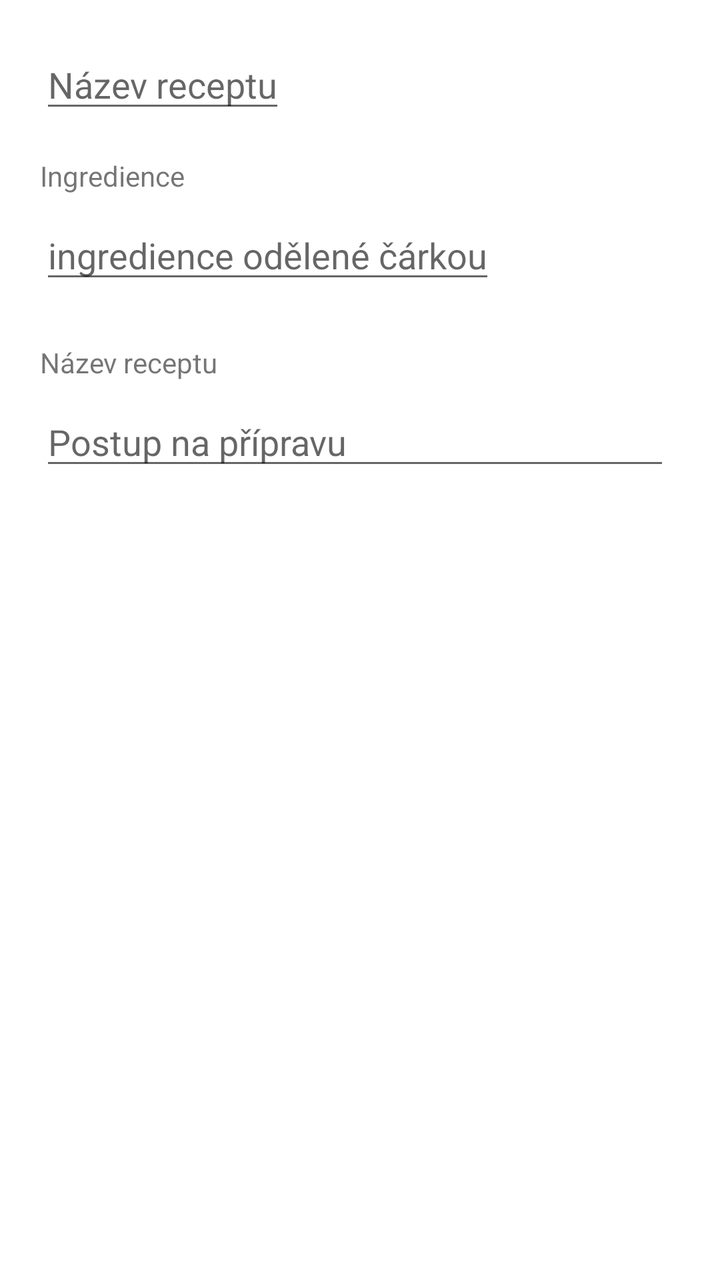
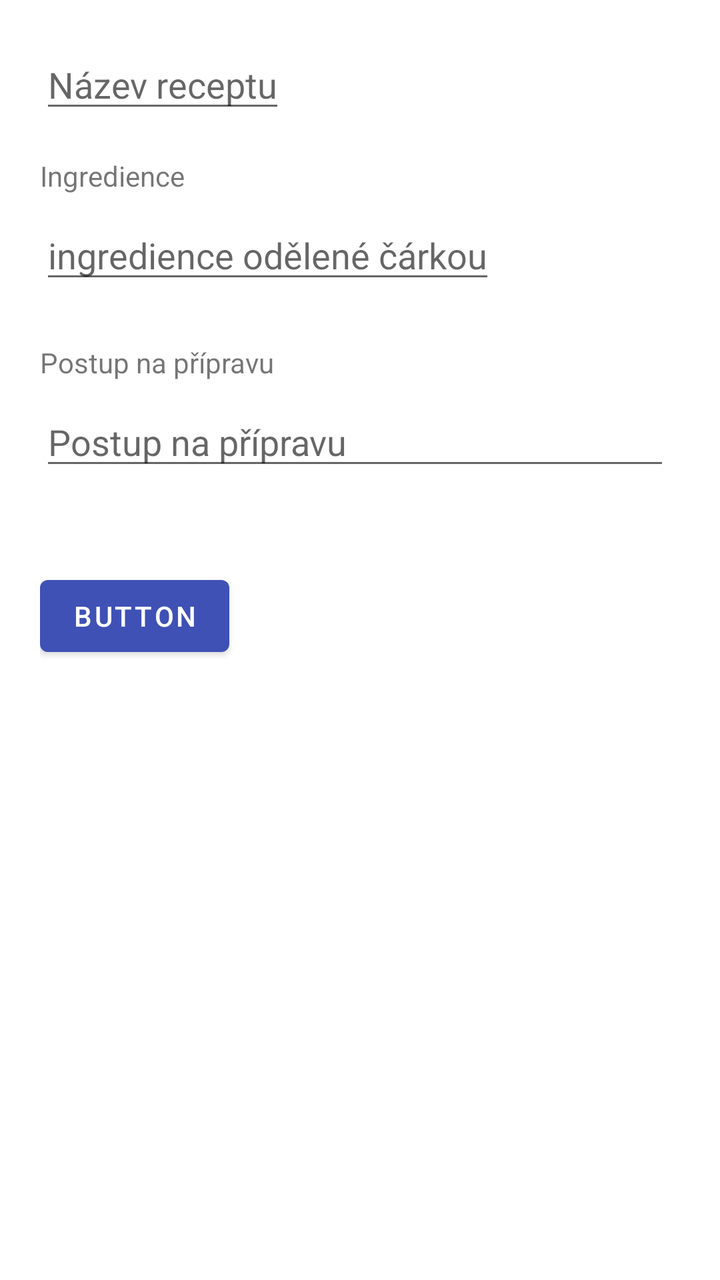

The first picture is an Android layout as it rendered before a commit; the second is the same layout after the commit. The layout source and the unified diff follow.
<!-- AndroidManifest.xml: application theme Theme.Recepty -->
<!-- res/layout/fragment_novy_recept.xml -->
<?xml version="1.0" encoding="utf-8"?>
<androidx.core.widget.NestedScrollView xmlns:android="http://schemas.android.com/apk/res/android"
    xmlns:app="http://schemas.android.com/apk/res-auto"
    xmlns:tools="http://schemas.android.com/tools"
    android:layout_width="match_parent"
    android:layout_height="match_parent"
    tools:context=".NovyRecept"
    tools:ignore="SpeakableTextPresentCheck">

    <androidx.constraintlayout.widget.ConstraintLayout
        android:layout_width="match_parent"
        android:layout_height="match_parent"
        android:padding="@dimen/layoutMargin">

        <EditText
            android:id="@+id/editTextTextPersonName"
            android:layout_width="wrap_content"
            android:layout_height="wrap_content"
            android:hint="@string/Nazev_receptu"
            android:inputType="textPersonName"
            app:layout_constraintStart_toStartOf="parent"
            app:layout_constraintTop_toTopOf="parent"
            app:layout_wrapBehaviorInParent="horizontal_only" />

        <TextView
            android:id="@+id/textView5"
            android:layout_width="wrap_content"
            android:layout_height="wrap_content"
            android:layout_marginBottom="8dp"
            android:text="@string/ingredienceLabel"
            app:layout_constraintBottom_toTopOf="@+id/editTextTextPersonName3"
            app:layout_constraintStart_toStartOf="@+id/editTextTextPersonName3" />

        <EditText
            android:id="@+id/editTextTextPersonName3"
            android:layout_width="wrap_content"
            android:layout_height="wrap_content"
            android:layout_marginTop="44dp"
            android:hint="@string/Ingredience"
            android:inputType="textMultiLine"
            app:layout_constraintStart_toStartOf="parent"
            app:layout_constraintTop_toBottomOf="@+id/editTextTextPersonName" />

        <EditText
            android:id="@+id/editTextTextMultiLine"
            android:layout_width="wrap_content"
            android:layout_height="wrap_content"
            android:layout_marginTop="52dp"
            android:ems="15"
            android:gravity="start|top"
            android:hint="@string/Postup_pripravy"
            android:inputType="textMultiLine"
            app:layout_constraintStart_toStartOf="parent"
            app:layout_constraintTop_toBottomOf="@+id/editTextTextPersonName3" />

        <TextView
            android:id="@+id/textView6"
            android:layout_width="wrap_content"
            android:layout_height="wrap_content"
            android:layout_marginBottom="8dp"
            android:text="@string/Nazev_receptu"
            app:layout_constraintBottom_toTopOf="@+id/editTextTextMultiLine"
            app:layout_constraintStart_toStartOf="parent" />

    </androidx.constraintlayout.widget.ConstraintLayout>
</androidx.core.widget.NestedScrollView>
<!-- resources referenced by this layout -->
<resources>
  <dimen name="layoutMargin">20dp</dimen>
  <string name="Ingredience">ingredience odělené čárkou</string>
  <string name="Nazev_receptu">Název receptu</string>
  <string name="Postup_pripravy">Postup na přípravu</string>
  <string name="ingredienceLabel">Ingredience</string>
  <style name="Theme.Recepty" parent="Theme.MaterialComponents.DayNight.DarkActionBar">
          
          <item name="colorPrimary">@color/purple_500</item>
          <item name="colorPrimaryVariant">@color/purple_700</item>
          <item name="colorOnPrimary">@color/white</item>
          
          <item name="colorSecondary">@color/teal_200</item>
          <item name="colorSecondaryVariant">@color/teal_700</item>
          <item name="colorOnSecondary">@color/black</item>
          
          <item name="android:statusBarColor" tools:targetApi="l">?attr/colorPrimaryVariant</item>
          
      </style>
  <color name="purple_500">#3F51B5</color>
  <color name="purple_700">#226BD8</color>
  <color name="white">#FFFFFFFF</color>
  <color name="teal_200">#FF03DAC5</color>
  <color name="teal_700">#FF018786</color>
  <color name="black">#FF000000</color>
</resources>

<!-- the commit's change to res/layout/fragment_novy_recept.xml (unified diff, before → after) -->
@@ -13,11 +13,11 @@
         android:padding="@dimen/layoutMargin">
 
         <EditText
-            android:id="@+id/editTextTextPersonName"
+            android:id="@+id/nazev_receptu"
             android:layout_width="wrap_content"
             android:layout_height="wrap_content"
             android:hint="@string/Nazev_receptu"
-            android:inputType="textPersonName"
+            android:inputType="none"
             app:layout_constraintStart_toStartOf="parent"
             app:layout_constraintTop_toTopOf="parent"
             app:layout_wrapBehaviorInParent="horizontal_only" />
@@ -28,39 +28,48 @@
             android:layout_height="wrap_content"
             android:layout_marginBottom="8dp"
             android:text="@string/ingredienceLabel"
-            app:layout_constraintBottom_toTopOf="@+id/editTextTextPersonName3"
-            app:layout_constraintStart_toStartOf="@+id/editTextTextPersonName3" />
+            app:layout_constraintBottom_toTopOf="@+id/ingredience_text"
+            app:layout_constraintStart_toStartOf="@+id/ingredience_text" />
 
         <EditText
-            android:id="@+id/editTextTextPersonName3"
+            android:id="@+id/ingredience_text"
             android:layout_width="wrap_content"
             android:layout_height="wrap_content"
             android:layout_marginTop="44dp"
             android:hint="@string/Ingredience"
-            android:inputType="textMultiLine"
+            android:inputType="none"
             app:layout_constraintStart_toStartOf="parent"
-            app:layout_constraintTop_toBottomOf="@+id/editTextTextPersonName" />
+            app:layout_constraintTop_toBottomOf="@+id/nazev_receptu" />
 
         <EditText
-            android:id="@+id/editTextTextMultiLine"
+            android:id="@+id/postup_na_pripravu_text"
             android:layout_width="wrap_content"
             android:layout_height="wrap_content"
             android:layout_marginTop="52dp"
             android:ems="15"
             android:gravity="start|top"
             android:hint="@string/Postup_pripravy"
-            android:inputType="textMultiLine"
+            android:inputType="none"
             app:layout_constraintStart_toStartOf="parent"
-            app:layout_constraintTop_toBottomOf="@+id/editTextTextPersonName3" />
+            app:layout_constraintTop_toBottomOf="@+id/ingredience_text" />
 
         <TextView
             android:id="@+id/textView6"
             android:layout_width="wrap_content"
             android:layout_height="wrap_content"
             android:layout_marginBottom="8dp"
-            android:text="@string/Nazev_receptu"
-            app:layout_constraintBottom_toTopOf="@+id/editTextTextMultiLine"
+            android:text="@string/Postup_pripravy"
+            app:layout_constraintBottom_toTopOf="@+id/postup_na_pripravu_text"
             app:layout_constraintStart_toStartOf="parent" />
+
+        <Button
+            android:id="@+id/button1"
+            android:layout_width="wrap_content"
+            android:layout_height="wrap_content"
+            android:layout_marginTop="44dp"
+            android:text="Button"
+            app:layout_constraintStart_toStartOf="parent"
+            app:layout_constraintTop_toBottomOf="@+id/postup_na_pripravu_text" />
 
     </androidx.constraintlayout.widget.ConstraintLayout>
 </androidx.core.widget.NestedScrollView>
